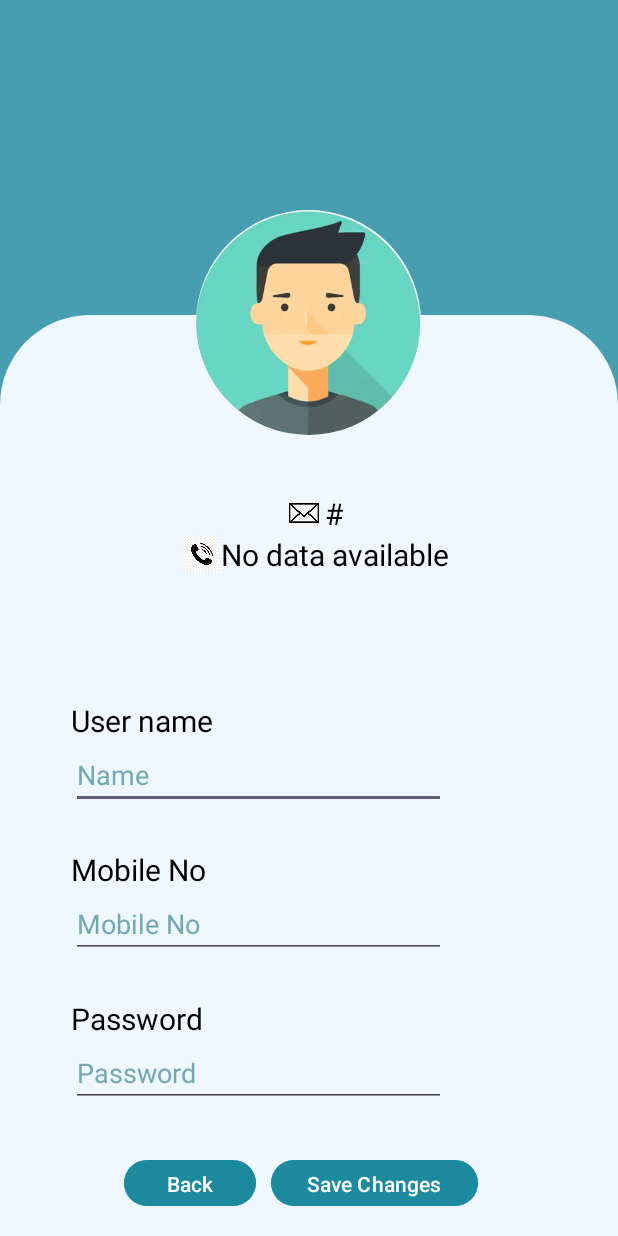
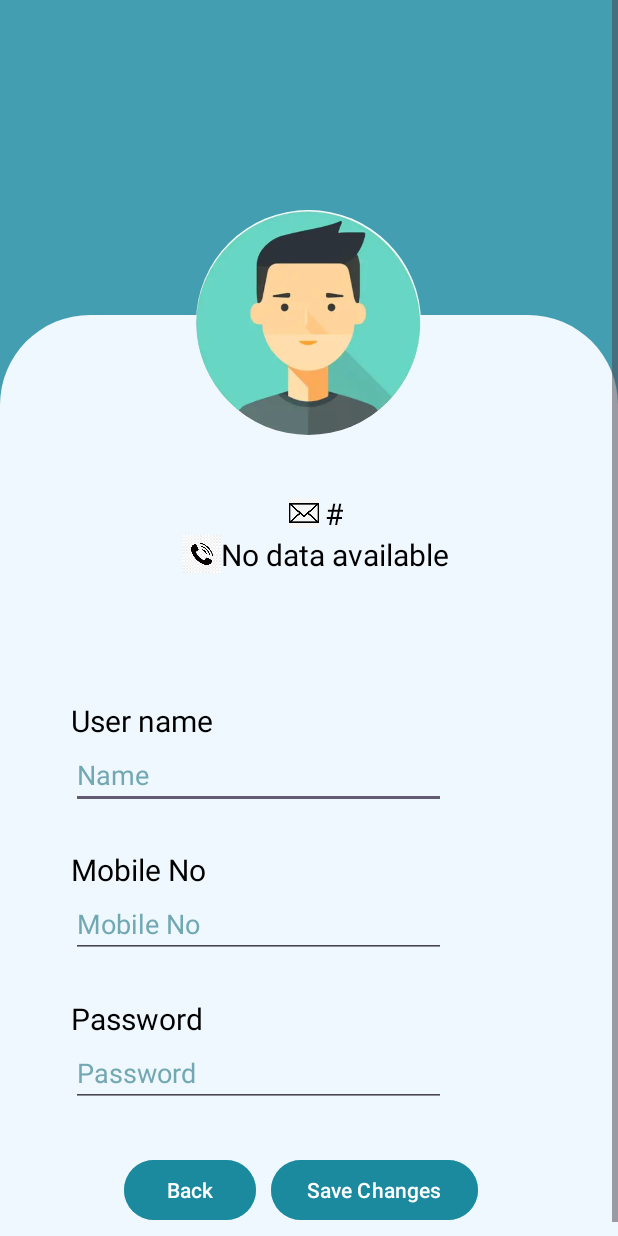
Before and after one commit to druman12/BusinessBuddy, an Android app: the Profile screen opened directly, with no data from a screen before it, after a tap on "Edit Profile", on a phone screen of 412 x 824 dp. Run offline under Robolectric (Android 15) with nearby library versions, the phone set to English and light mode, and no system bars; our stand-ins replace CircleImageView.

Commit message:
small changes done.

```diff
--- a/app/src/main/java/com/example/businessbuddy/Profile.java
+++ b/app/src/main/java/com/example/businessbuddy/Profile.java
@@ -35,15 +35,13 @@ import java.sql.PreparedStatement;
 import java.sql.SQLException;
 
 public class Profile extends AppCompatActivity {
-    private static final int PICK_IMAGE_REQUEST = 2;
+
     private Button button5;
-    private static final int SELECT_PHOTO = 1;
-    private ImageView profileImageView;
     private TextView profileNameTextView;
     private TextView profileEmailTextView;
     private TextView profilephoneTextView;
     private DatabaseHelper dbHelper;
-    private LinearLayout linearLayout;
+    private LinearLayout logoutlinearLayout;
     private LinearLayout linearLayout1;
     private LinearLayout linearLayout4;
     String email;
@@ -64,13 +62,14 @@ public class Profile extends AppCompatActivity {
             public void onClick(View v) {
                 Intent intent = new Intent(Profile.this, MainActivity.class);
                 startActivity(intent);
+                finish();
             }
         });
 
         profileNameTextView = findViewById(R.id.textView2);
         profileEmailTextView = findViewById(R.id.textView3);
         profilephoneTextView = findViewById(R.id.textView4);
-        linearLayout = findViewById(R.id.linearLayout2);
+        logoutlinearLayout = findViewById(R.id.linearLayout2);
         linearLayout1=findViewById(R.id.linearLayout3);
         linearLayout4=findViewById(R.id.linearLayout4);
 
@@ -87,10 +86,11 @@ public class Profile extends AppCompatActivity {
             public void onClick(View v) {
 
                 showDeleteConfirmationDialog();
+                finish();
             }
         });
 
-        linearLayout.setOnClickListener(new View.OnClickListener() {
+        logoutlinearLayout.setOnClickListener(new View.OnClickListener() {
             @Override
             public void onClick(View v) {
                 Intent intent = new Intent(Profile.this, LogIn.class);
@@ -122,7 +122,7 @@ public class Profile extends AppCompatActivity {
     private void showDeleteConfirmationDialog() {
         AlertDialog.Builder builder = new AlertDialog.Builder(this);
         builder.setTitle("Delete Account");
-        builder.setMessage("Are you sure you want to delete your account? This action cannot be undone.");
+        builder.setMessage("Are you sure you want to delete your account?");
         builder.setPositiveButton("Yes", new DialogInterface.OnClickListener() {
             @Override
             public void onClick(DialogInterface dialog, int which) {
--- a/app/src/main/res/layout/activity_editprofile.xml
+++ b/app/src/main/res/layout/activity_editprofile.xml
@@ -1,4 +1,10 @@
 <?xml version="1.0" encoding="utf-8"?>
+<ScrollView
+    xmlns:android="http://schemas.android.com/apk/res/android"
+    android:layout_width="match_parent"
+    android:layout_height="match_parent"
+    android:fillViewport="true"
+    android:background="@color/back_support">
 <LinearLayout xmlns:android="http://schemas.android.com/apk/res/android"
     xmlns:tools="http://schemas.android.com/tools"
     xmlns:app="http://schemas.android.com/apk/res-auto"
@@ -255,3 +261,4 @@
     </LinearLayout>
 
 </LinearLayout>
+</ScrollView>
```
